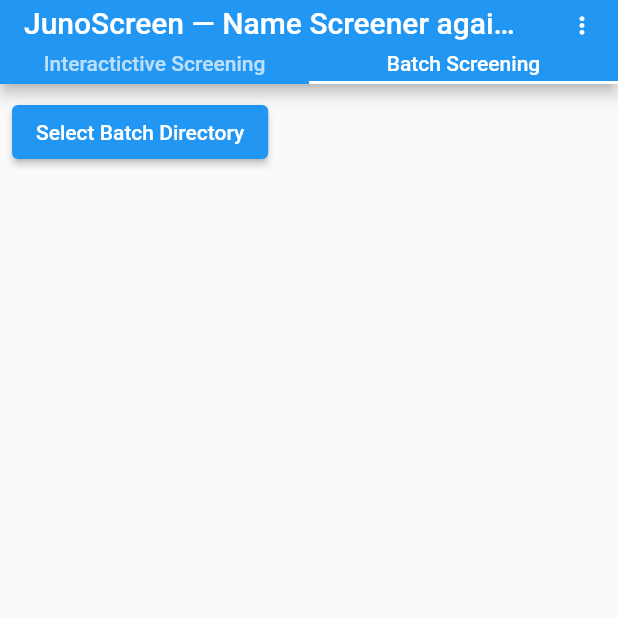
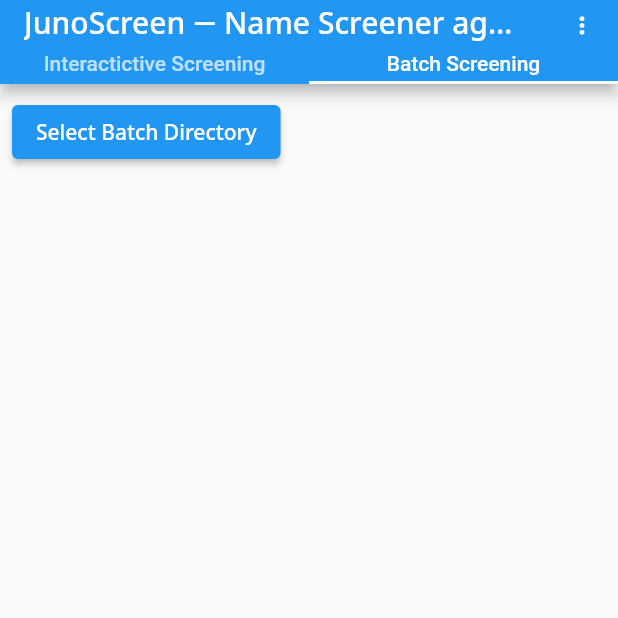
Before and after one commit to Cat-sushi/fmscreen_flutter, a Flutter app: the screen it shows after launch, tab 2 chosen, on a phone screen of 412 x 824 dp, the top half of it. Run offline on Flutter 3.47's test engine with Material 2 defaults, Android fonts, the phone set to English and light mode, and no system bars; drawn by our look-alikes of scrollable_positioned_list; our stand-ins replace flutter_markdown, flutter_riverpod, google_fonts; missing offline and left inert: dart:html, file_system_access_api, fmscreen, input_history_text_field, json2yaml, window_location_href.

Commit message:
Update Usage, fonts, UI

```diff
--- a/lib/main.dart
+++ b/lib/main.dart
@@ -3,6 +3,7 @@ import 'package:flutter_riverpod/flutter_riverpod.dart';
 import 'package:flutter_web_plugins/flutter_web_plugins.dart';
 import 'package:window_location_href/window_location_href.dart';
 import 'package:flutter_markdown/flutter_markdown.dart';
+import 'package:google_fonts/google_fonts.dart';
 
 import 'single.dart';
 import 'batch.dart';
@@ -38,6 +39,8 @@ class MyApp extends StatelessWidget {
       title: 'JunoScreen',
       theme: ThemeData(
         primarySwatch: Colors.blue,
+        textTheme:
+            GoogleFonts.getTextTheme('Noto Sans', Theme.of(context).textTheme),
       ),
       home: MyAppHome(key: key),
     );
@@ -87,15 +90,18 @@ class MoreMenueWidiget extends StatelessWidget {
   @override
   Widget build(BuildContext context) {
     return PopupMenuButton(
-      icon: const Icon(Icons.more_vert,size: 18),
+      icon: const Icon(Icons.more_vert, size: 18),
       itemBuilder: (context) {
         return <PopupMenuEntry>[
           const PopupMenuItem(value: 'description', child: Text('Description')),
           const PopupMenuDivider(),
-          const PopupMenuItem(value: 'general', child: Text('Usage ― General ―')),
           const PopupMenuItem(
-              value: 'intaractive', child: Text('Usage ― Interactive Screening ―')),
-          const PopupMenuItem(value: 'batch', child: Text('Usage ― Batch Screening ―')),
+              value: 'general', child: Text('Usage ― General ―')),
+          const PopupMenuItem(
+              value: 'intaractive',
+              child: Text('Usage ― Interactive Screening ―')),
+          const PopupMenuItem(
+              value: 'batch', child: Text('Usage ― Batch Screening ―')),
           const PopupMenuDivider(),
           const PopupMenuItem(value: 'lists', child: Text('Denial Lists')),
           const PopupMenuDivider(),
@@ -120,16 +126,16 @@ const helps = <String, String>{
   'description': '''
 # Description
 
-This is a client for a system of name screening against denial lists such as US EAR Entity List.
+This is a system of name screening against denial lists such as US EAR Entity List.
 See "Denaial Lists".
 
 ## Features
 - Term fuzzy matching using Levenshtein distance.
 - Divided query terms matching with single list term.
 - Pertial terms matching.
-- Disorder terms matching.
+- Disordered terms matching.
 - Score based filtering respecting term similarity, term order, and term importance of IDF.
-- Perfect matching mode disabling fuzzy matchings for reducing false positives in some cases.
+- Exact matching mode disabling fuzzy matchings for reducing false positives in some cases.
 - Accepting Latin characters, Chinese characters, Katakana characters, and others.
 - Canonicalaization of traditioanal and simplified Chinese characters, and others.
   This makes matching insensitive to character simplification.
@@ -150,14 +156,15 @@ See "Denaial Lists".
 - Official full name is recommended.
 - Discriminating keyword is OK, but too short keyword might cause massive false positives.
 
-## Perfect Matching
+## Exact Matching
+**Note**: Do not use exact matching for names with orthographical variants.
 
 Embrace whole input string with double-quates.
 This disables,
 
 - Term fuzzy matching
 - Pertial terms matching
-- Disorder terms matching
+- Disordered terms matching
 
 But, keeps enable,
 
@@ -167,6 +174,8 @@ But, keeps enable,
   - Unicode normalization
 - Canonicalization of traditional/ simplified Chinese characters
 - Canonicalization of variants of spelling of legal entity types
+
+In other words, only items with score of 100 will be listed out.
 ''',
   'intaractive': '''
 # Usage ― Intractive Screening ―
@@ -182,17 +191,16 @@ But, keeps enable,
 - "Start" means Date/Time of starting the screening.
 - "Duration" means the internal hold time in seconds in the server for screening.
 - "DB Ver.", database version, means the Date/Time when the database from Denial Lists is created.
-  The difference of database version donesn't necesarilly mean some of Denial Lists are modifined,
-  because the database is updated daily regardless of modification of Denial Lists.
+  The difference of database version donesn't necesarilly mean some of Denial Lists are modifined.
 - "Server ID" is just for your information. This is the thread (Dart Isolate) ID in the server.
-- "Perfect" is checked when the input string is embraced with double-quates.
+- "Exact" is checked when the input string is embraced with double-quates.
 - "Fallen Back" is cheked when some termes of preprocessed are removed for some peformance reasons,
   in some very rare cases.
 - "Message" is the message from the server. It's just for your information.
-- The left pain contains the best matched name of each detected items of Denial Lists,
+- The left pain contains the best matched name of each detected item of Denial Lists,
   with matching score and the code of list.
-- The right pain contains the details of each detected items.
-- Click a detected item in the left pain to heading the detail of the item in the right pain,
+- The right pain contains the details of each detected item.
+- Click a detected item in the left pain to scroll the right pain to the details of the item,
   and vice-versa.
 - Click [Get PDF] button to obtain detected items list in PDF format.
   The PDF file doesn't contain the details of the items.
@@ -222,15 +230,15 @@ But, keeps enable,
 |Column|Description|
 |---|---|
 |1st|The number of the row in "names.csv"|
-|2nd|The transaction ID, See "White Results" section.|
+|2nd|The transaction ID, See the "White Results" section.|
 |3rd|The name for screening. Normalized.|
 |4th|The matching score.|
 |5th|The code of list|
 |6th|The best matched name of each detected item. Normalized.|
-|7th|The flag of checked. See "White Results" section.|
+|7th|The flag of checked. See the "White Results" section.|
 |8th|The Date/Time of screening.|
 |9th|The version of the database made from the Denial Lists.|
-|10th|The Date/Time of first detect of item with same name for screening, same transaction ID, same name of detected item, and same code of list|
+|10th|The Date/Time of the first detection of the item with same name for screening, transaction ID, code of list, and best matched name of detected item. See the "White Results" section.|
 
 ## White Results
 
@@ -243,10 +251,9 @@ A file of results from previous batch screening can be used as White Reults with
 - Place the "white_results.csv" at same directory of "names.csv"
 - Kick the next batch screening.
 
-With White Results, each detected item from next batch screening with the same name for screening,
-the sme transaction ID, the same code of list and the same matched name of the item
-in White Results will be marked "true" in 7th column, and the 10th (the Date/Time of first detect)
-will be same as that of the item in the White Results.
+Each detected item which is already listed in White Results with same name for screening, transaction ID,
+code of list, and best matched name of the item will be marked "true" in 7th column,
+and the 10th (the Date/Time of first detect) column will be copied from that of the item in the White Results.
 ''',
   'lists': '''
 # Contained Denial Lists
@@ -267,6 +274,11 @@ will be same as that of the item in the White Results.
 |Unverified List (UVL) - Bureau of Industry and Security|UVL|
 |Foreigh End User List (EUL) - Ministry of Economy, Trade and Industry, Japans|EUL|
 
+## Renewal
+
+Dienial Lists are downloaded daily, and if some of them are changed, the database will be renewed and
+the result cache will be purged.
+
 ## Sources
 
 - [Consolidated Screening List](https://www.trade.gov/consolidated-screening-list "Consolidated Screening List")
@@ -276,7 +288,7 @@ will be same as that of the item in the White Results.
   'license': '''
 # License
 
-## This Client Software
+## This Web Client
 
 MITL
 
--- a/lib/single.dart
+++ b/lib/single.dart
@@ -443,7 +443,7 @@ class PerfectMatchingWidget extends ConsumerWidget {
   Widget build(BuildContext context, ref) {
     var pf = result.queryStatus.perfectMatching;
     return Chip(
-      label: Text('Perfect',
+      label: Text('Exact',
           style: TextStyle(
               color: pf ? null : const Color.fromRGBO(192, 192, 192, 1.0))),
       avatar: pf ? const Icon(Icons.check_circle) : null,
--- a/pubspec.yaml
+++ b/pubspec.yaml
@@ -47,6 +47,7 @@ dependencies:
   file_system_access_api: ^1.0.1
   window_location_href: ^1.0.1+2
   flutter_markdown: ^0.6.13
+  google_fonts: ^3.0.1
 
 dev_dependencies:
   flutter_test:
```
